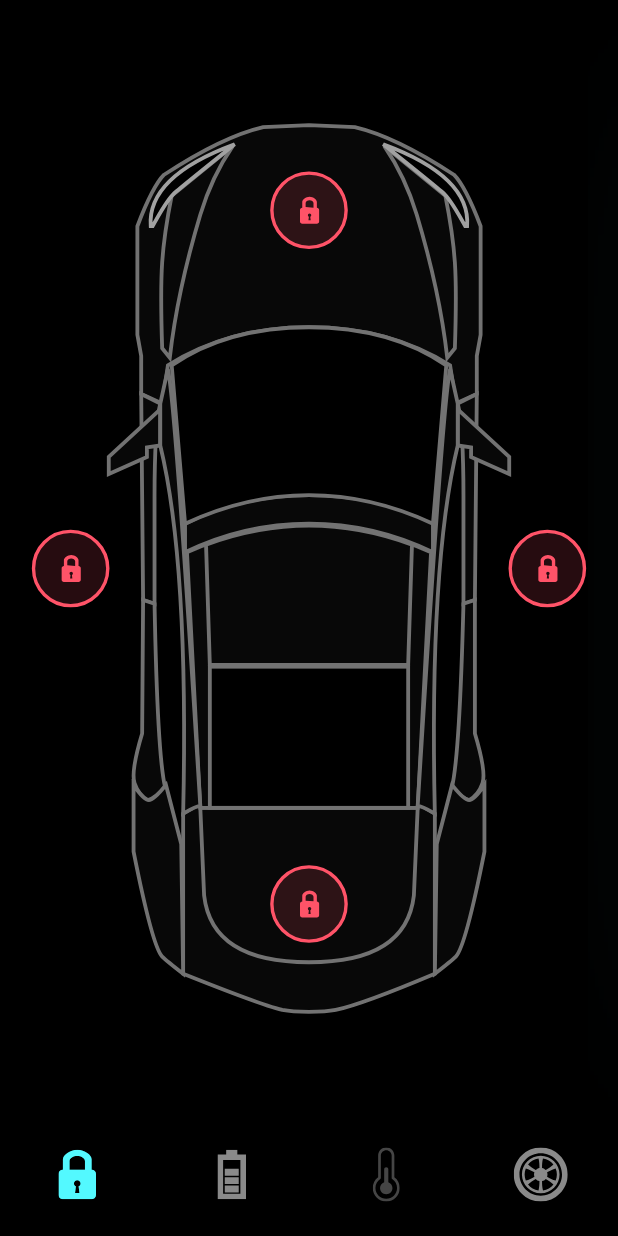
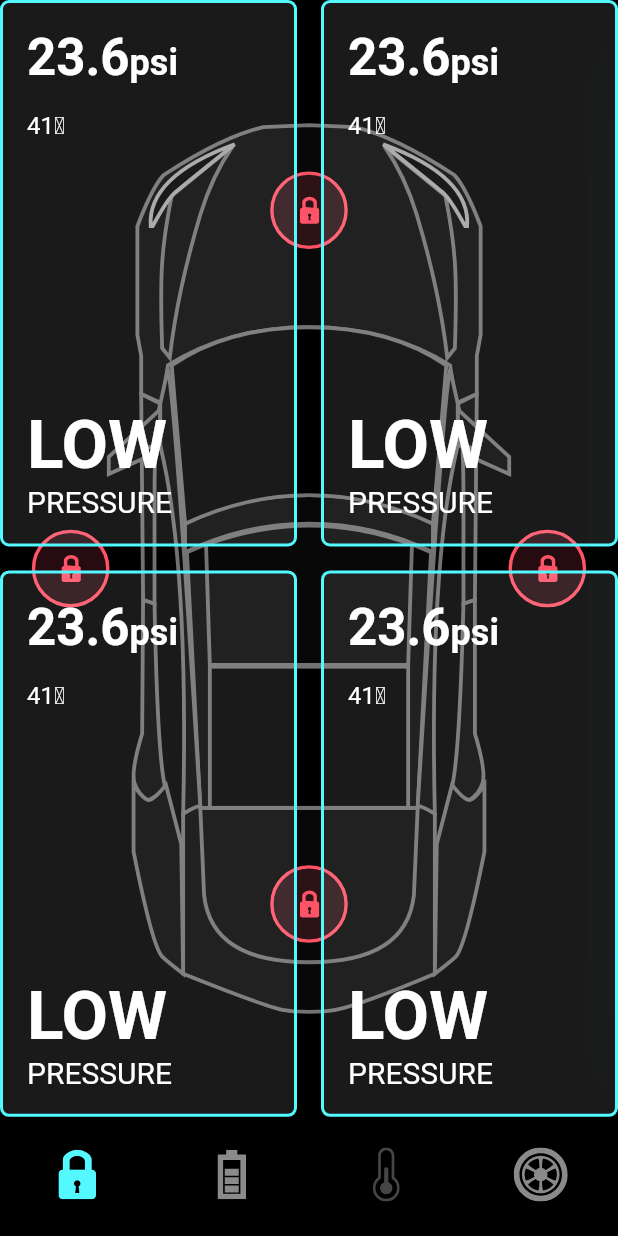
Before and after one commit to AdrianoEdu/Tesla-Animation-Flutter, a Flutter app: the screen it shows after launch, on a phone screen of 412 x 824 dp. Run offline on Flutter 3.47's test engine with Material 2 defaults, Android fonts, the phone set to English and light mode, and no system bars; our stand-ins replace flutter_svg.

Commit message:
Git commit
[UPD] Update home_screen.dart, Implements Tyre Psi Card.

```diff
--- a/lib/screens/home_screen.dart
+++ b/lib/screens/home_screen.dart
@@ -186,6 +186,16 @@ class _HomeScreenState extends State<HomeScreen> with TickerProviderStateMixin{
                         ),
                       ),
                     if (_controller.isShowTyre)...tyres(constraints),
+                    GridView.builder(
+                      itemCount: 4,
+                      gridDelegate: SliverGridDelegateWithFixedCrossAxisCount(
+                        crossAxisCount: 2,
+                        mainAxisSpacing: defaultPadding,
+                        crossAxisSpacing: defaultPadding,
+                        childAspectRatio: constraints.maxWidth / constraints.maxHeight,
+                      ),
+                      itemBuilder: (context, index) => TyrePsiCard(),
+                      )
                   ],
                 );
               },
@@ -193,6 +203,74 @@ class _HomeScreenState extends State<HomeScreen> with TickerProviderStateMixin{
           ),
         );
       }
+    );
+  }
+}
+
+class TyrePsiCard extends StatelessWidget {
+  const TyrePsiCard({
+    super.key,
+  });
+
+  @override
+  Widget build(BuildContext context) {
+    return Container(
+      padding: const EdgeInsets.all(defaultPadding),
+      decoration: BoxDecoration(
+        color: Colors.white10,
+        border: Border.all(
+          color: primaryColor,
+          width: 2,
+        ),
+        borderRadius: const BorderRadius.all(Radius.circular((6))),
+
+      ),
+    child: Column(
+      crossAxisAlignment: CrossAxisAlignment.start,
+      children: [
+        Text.rich(
+          TextSpan(
+            text: '23.6',
+            style: Theme.of(context)
+                .textTheme
+                .headline4!
+                .copyWith(
+                  fontWeight: FontWeight.w600,
+                  color: Colors.white,
+                ),
+            children: const [
+              TextSpan(
+                text: 'psi',
+                style: TextStyle(
+                  fontSize: 24,
+                  color: Colors.white,
+                )
+              ),
+            ],
+          ),
+        ),
+        const SizedBox(height: defaultPadding),
+        const Text(
+          '41\u2103',
+          style: TextStyle(fontSize:16 , color: Colors.white),
+        ),
+        const Spacer(),
+        Text(
+          'LOW',
+          style: Theme.of(context)
+              .textTheme
+              .headline3!
+              .copyWith(
+                color: Colors.white,
+                fontWeight: FontWeight.w600
+              ),
+        ),
+        const Text(
+          'PRESSURE',
+          style: TextStyle(fontSize: 20, color: Colors.white),
+        )
+      ],
+    ),
     );
   }
 }
```
